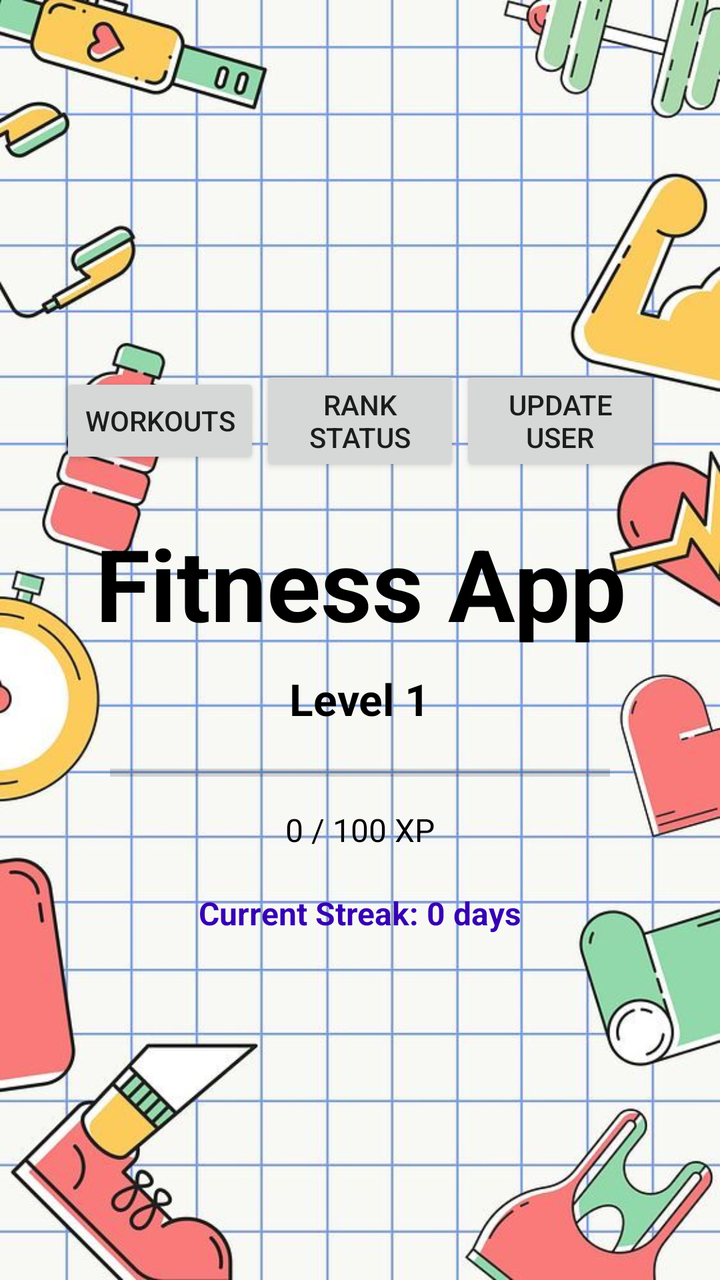
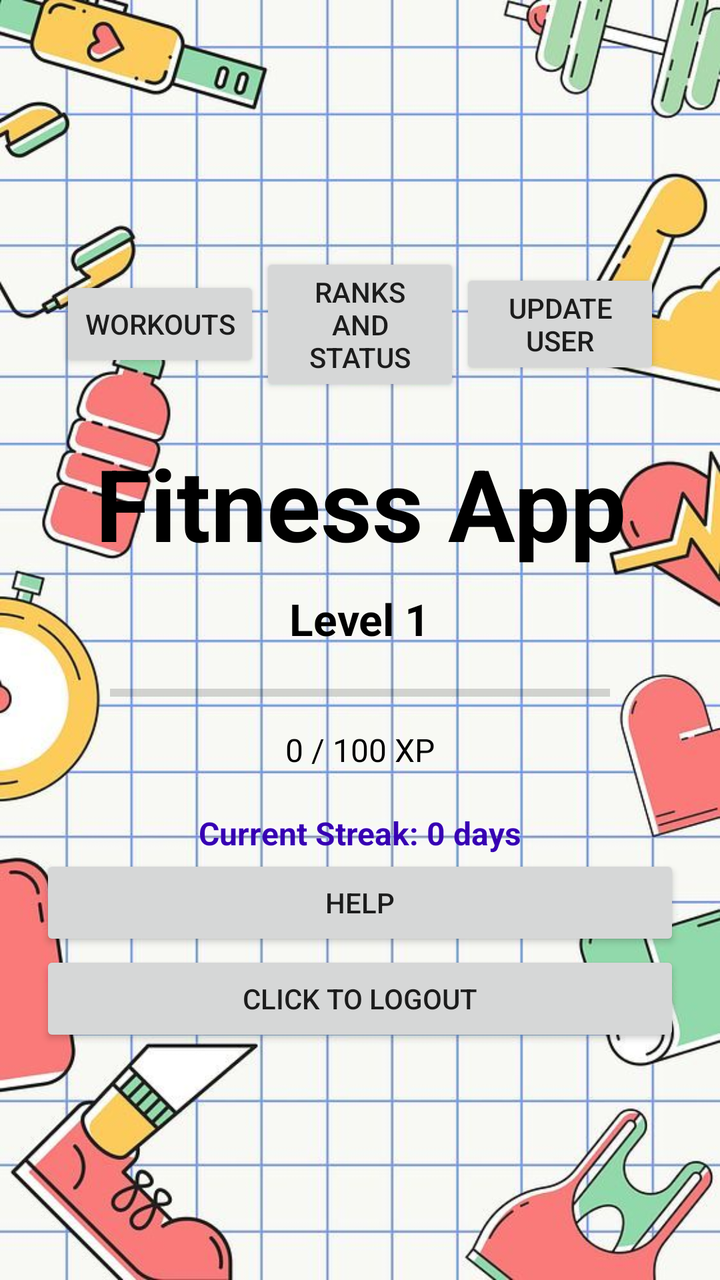

Before-and-after screenshots of an Android layout around one commit, followed by the original layout XML and the change that was made.
<!-- AndroidManifest.xml: application theme Theme.AppCompat.Light.NoActionBar -->
<!-- res/layout/activity_main.xml -->
<?xml version="1.0" encoding="utf-8"?>
<LinearLayout xmlns:android="http://schemas.android.com/apk/res/android"
    android:orientation="vertical"
    android:layout_width="match_parent"
    android:layout_height="match_parent"
    android:gravity="center"
    android:textStyle="bold"
    android:background="@drawable/background"
    android:padding="20dp">

    
    <LinearLayout
        android:id="@+id/topToolbar"
        android:layout_width="match_parent"
        android:layout_height="wrap_content"
        android:orientation="horizontal"
        android:gravity="center"
        android:padding="10dp">

        <Button
            android:id="@+id/buttonWorkouts"
            android:layout_width="0dp"
            android:layout_height="wrap_content"
            android:layout_weight="1"
            android:text="Workouts" />

        <Button
            android:id="@+id/buttonRank"
            android:layout_width="0dp"
            android:layout_height="wrap_content"
            android:layout_weight="1"
            android:text="Rank Status" />

        <Button
            android:id="@+id/buttonUserUpdateData"
            android:layout_width="0dp"
            android:layout_height="wrap_content"
            android:layout_weight="1"
            android:text="Update User" />
    </LinearLayout>


    <TextView
        android:id="@+id/titleText"
        android:layout_width="wrap_content"
        android:layout_height="wrap_content"
        android:text="Fitness App"
        android:textSize="50sp"
        android:textStyle="bold"
        android:gravity="center"
        android:textColor="#FF000000"
        android:layout_marginTop="10dp" />


    <TextView
        android:id="@+id/levelText"
        android:layout_width="wrap_content"
        android:layout_height="wrap_content"
        android:text="Level 1"
        android:textStyle="bold"
        android:textSize="22sp"
        android:textColor="#000000"
        android:layout_marginTop="10dp"/>


    <ProgressBar
        android:id="@+id/xpProgress"
        style="?android:attr/progressBarStyleHorizontal"
        android:layout_width="250dp"
        android:layout_height="25dp"
        android:progress="0"
        android:max="100"
        android:layout_marginTop="10dp" />


    <TextView
        android:id="@+id/xpText"
        android:layout_width="wrap_content"
        android:layout_height="wrap_content"
        android:text="0 / 100 XP"
        android:textSize="16sp"
        android:textColor="#000000"
        android:layout_marginTop="5dp"/>


    <TextView
        android:id="@+id/streakText"
        android:layout_width="wrap_content"
        android:layout_height="wrap_content"
        android:text="Current Streak: 0 days"
        android:textSize="16sp"
        android:textStyle="bold"
        android:textColor="#FF3700B3"
        android:layout_marginTop="20dp"/>

</LinearLayout>
<!-- resources referenced by this layout -->
<resources>
  <!-- drawable background: png bitmap (drawable, 89380 bytes) -->
</resources>

<!-- the commit's change to res/layout/activity_main.xml (unified diff, before → after) -->
@@ -22,21 +22,21 @@
             android:layout_width="0dp"
             android:layout_height="wrap_content"
             android:layout_weight="1"
-            android:text="Workouts" />
+            android:text="@string/workouts" />
 
         <Button
             android:id="@+id/buttonRank"
             android:layout_width="0dp"
             android:layout_height="wrap_content"
             android:layout_weight="1"
-            android:text="Rank Status" />
+            android:text="@string/rankstatus" />
 
         <Button
             android:id="@+id/buttonUserUpdateData"
             android:layout_width="0dp"
             android:layout_height="wrap_content"
             android:layout_weight="1"
-            android:text="Update User" />
+            android:text="@string/updateuser" />
     </LinearLayout>
 
 
@@ -93,4 +93,17 @@
         android:textColor="#FF3700B3"
         android:layout_marginTop="20dp"/>
 
+    <Button
+        android:id="@+id/buttonHelp"
+        android:layout_width="match_parent"
+        android:layout_height="wrap_content"
+        android:text="@string/help"
+        android:layout_gravity="bottom"/>
+    <Button
+        android:id="@+id/buttonLogout"
+        android:layout_width="match_parent"
+        android:layout_height="wrap_content"
+        android:text="@string/signout"
+        android:layout_gravity="bottom"/>
+
 </LinearLayout>
<!-- resource entries referenced after the edit -->
@@ -1,5 +1,10 @@
 <!-- resources referenced by this layout -->
 <resources>
   <!-- drawable background: png bitmap (drawable, 89380 bytes) -->
+  <string name="help">Help</string>
+  <string name="rankstatus">Ranks and Status</string>
+  <string name="signout">Click to logout</string>
+  <string name="updateuser">Update User</string>
+  <string name="workouts">Workouts</string>
 </resources>
 
